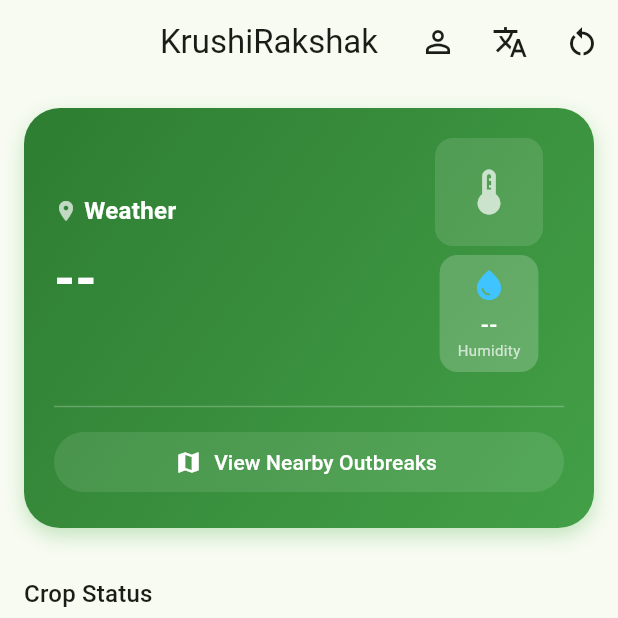
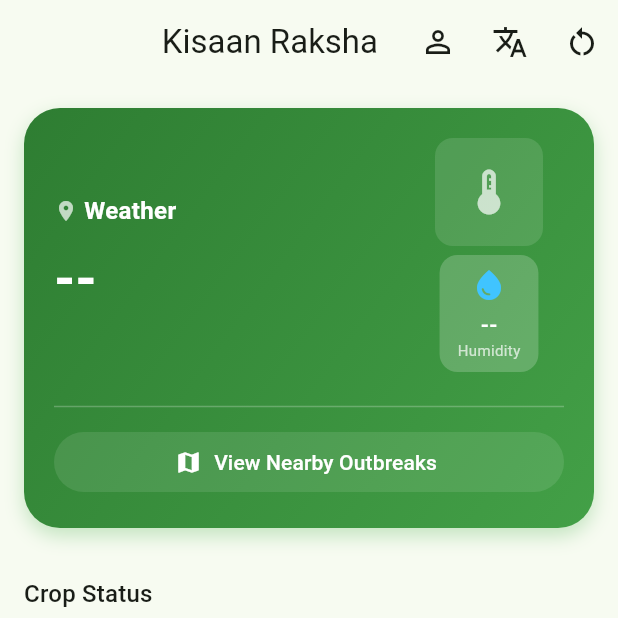
Before and after one commit to OUTLAWatlas/KrushiRakshak, a Flutter app: the screen it shows after launch, on a phone screen of 412 x 824 dp, the top half of it. Run offline on Flutter 3.47's test engine with Material 3 defaults, Android fonts, the phone set to English and light mode, and no system bars; our stand-ins replace cached_network_image, camera, flutter_map, flutter_svg, flutter_tts, geocoding and 5 more; missing offline and left inert: google_mlkit_text_recognition, tflite_flutter; accounts and stored records are empty; project files that could hold a hidden picture were left out.

Commit message:
Update app title localization to reflect the correct name in English, Marathi, and Hindi

```diff
--- a/lib/core/services/localization_service.dart
+++ b/lib/core/services/localization_service.dart
@@ -23,9 +23,9 @@ class LocalizationService extends ChangeNotifier {
   // Minimal dictionary with English, Marathi, and Hindi entries
   final Map<String, Map<String, String>> _localizedValues = {
     'app_title': {
-      'en': 'KrushiRakshak',
-      'mr': 'क्रुषीरक्षक (KrushiRakshak)',
-      'hi': 'क्रुषीरक्षक (KrushiRakshak)'
+      'en': 'Kisaan Raksha',
+      'mr': 'किसान रक्षा (Kisaan Raksha)',
+      'hi': 'किसान रक्षा (Kisaan Raksha)'
     },
     'scan_pest': {'en': 'Scan Pest', 'mr': 'कीड स्कॅन करा', 'hi': 'कीट स्कैन करें'},
     'dosage_calc': {'en': 'Dosage Calculator', 'mr': 'खत कॅल्क्युलेटर', 'hi': 'खुराक गणक'},
--- a/lib/main.dart
+++ b/lib/main.dart
@@ -61,7 +61,7 @@ class KrushiRakshakApp extends StatelessWidget {
       final theme = AppTheme.build(localeSrv.locale);
 
       return MaterialApp(
-        title: 'KrushiRakshak',
+        title: 'Kisaan Raksha',
         key: ValueKey(localeSrv.locale),
         theme: theme,
         locale: Locale(localeSrv.locale),
```
